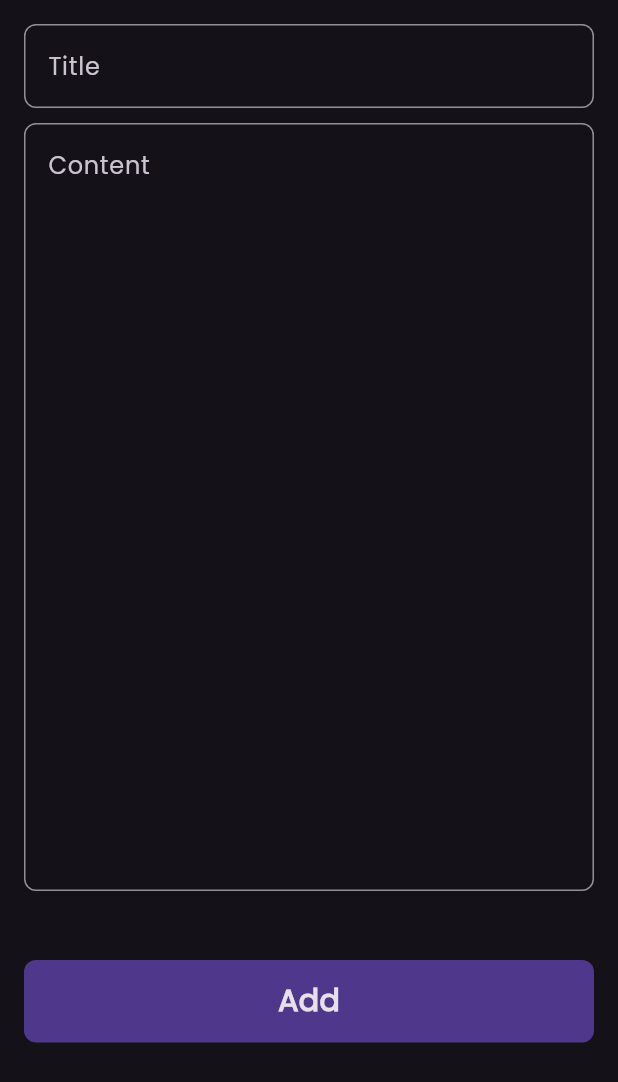
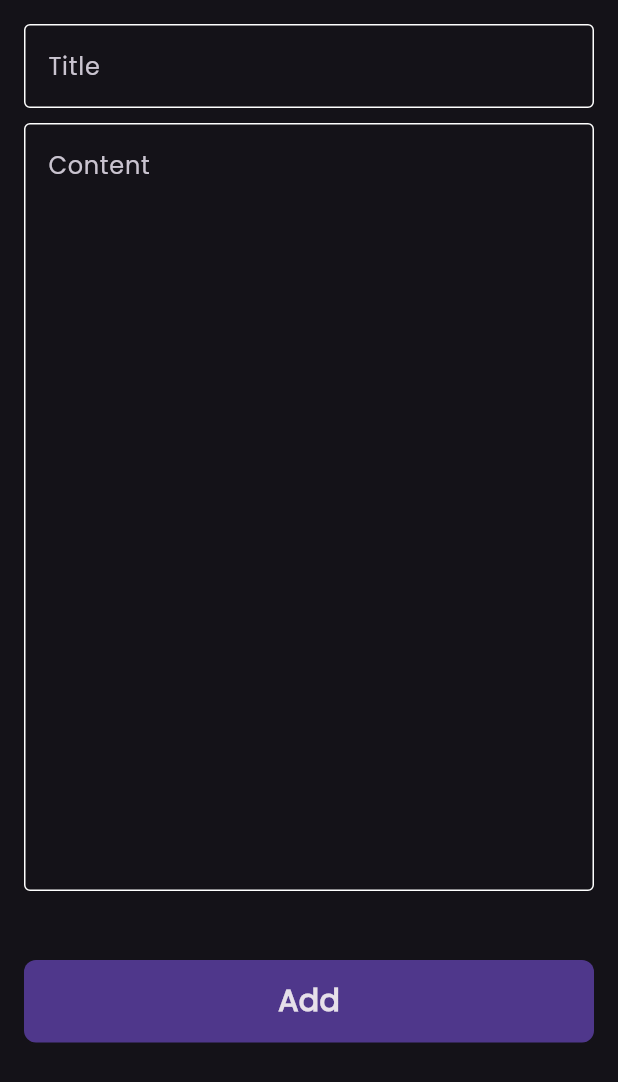
Before and after one commit to AhmedElSayed10920/noteappflutter, a Flutter app: the AddNote screen opened by its route, on a phone screen of 412 x 824 dp. Shown: the top 1082 px of the screen. Run offline on Flutter 3.47's test engine with Material 3 defaults, Android fonts, the phone set to English and light mode, and no system bars; our stand-ins replace font_awesome_flutter.

```diff
--- a/lib/views/widgets/custom_text_field.dart
+++ b/lib/views/widgets/custom_text_field.dart
@@ -1,7 +1,8 @@
 import 'package:flutter/material.dart';
+import 'package:noteapp/constants.dart';
 
 class CustomTextField extends StatelessWidget {
-  const CustomTextField({super.key, required this.hintText,  this.maxLines = 1});
+  const CustomTextField({super.key, required this.hintText, this.maxLines = 1});
   final String hintText;
   final int maxLines;
 
@@ -12,8 +13,19 @@ class CustomTextField extends StatelessWidget {
         border: OutlineInputBorder(
           borderRadius: BorderRadius.circular(8),
         ),
-        hintText:hintText,
+        enabledBorder: const OutlineInputBorder(
+          borderSide: BorderSide(
+            color: Colors.white,
+          ),
+        ),
+        focusedBorder: OutlineInputBorder(
+          borderSide: BorderSide(
+            color: kPrimaryColor,
+          ),
+        ),
+        hintText: hintText,
       ),
+      cursorColor: kPrimaryColor,
       maxLines: maxLines,
     );
   }
```
Also changed, not shown: lib/views/pages/home_page.dart (+11 -1 lines), lib/views/widgets/custom_add_note_bottom_sheet.dart (added, +34 -0 lines).
